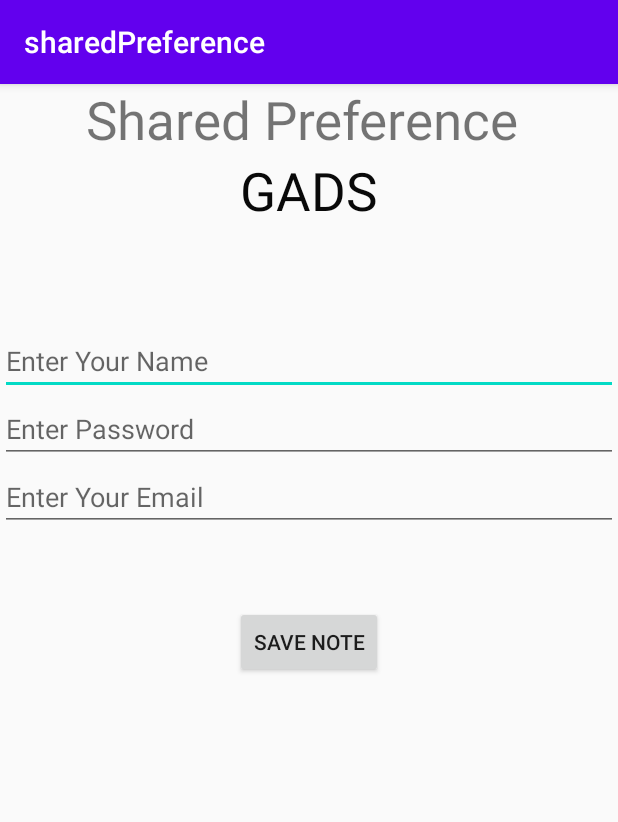
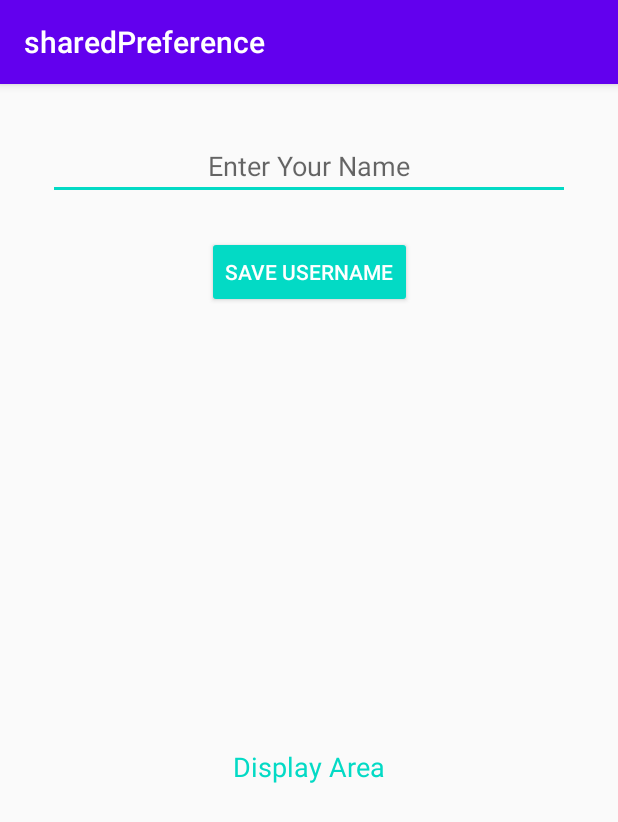
Before and after one commit to TimzOwen/sharedPreferencsGADS, an Android app: the screen it shows after launch (MainActivity), on a phone screen of 412 x 824 dp. Shown: the top 822 px of the screen. Run offline under Robolectric (Android 15) with nearby library versions, the phone set to English and light mode, and no system bars.

Commit message:
Project restructure

```diff
--- a/app/src/main/java/com/owen/sharedpreference/MainActivity.java
+++ b/app/src/main/java/com/owen/sharedpreference/MainActivity.java
@@ -8,51 +8,73 @@ import android.os.Bundle;
 import android.view.View;
 import android.widget.Button;
 import android.widget.EditText;
+import android.widget.TextView;
 import android.widget.Toast;
 
 public class MainActivity extends AppCompatActivity {
-    EditText etName, etEmail, etPassword;
-    Button btnSave;
 
-    public static final String MyPREFERENCES = "MyPrefs" ;
-    public static final String Name = "nameKey";
-    public static final String Phone = "phoneKey";
-    public static final String Email = "emailKey";
+    //Declarre the Views being referenced
+    private TextView tvDisp;
+    private EditText etName;
+    private Button btnSAve;
 
-    SharedPreferences mSharedPreferences ;
+    private static final String SHARED_PREF_NAME = "username";
+    private static final String KEY_NAME = "key_username";
 
     @Override
     protected void onCreate(Bundle savedInstanceState) {
         super.onCreate(savedInstanceState);
         setContentView(R.layout.activity_main);
 
+        tvDisp = findViewById(R.id.tvDisplay);
+        etName = findViewById(R.id.etName);
+        btnSAve = findViewById(R.id.btnSave);
 
-        etEmail = findViewById(R.id.etEmail);
-        etPassword = findViewById(R.id.etPassword);
-        etName = findViewById(R.id.etName);
-        btnSave = findViewById(R.id.btnSaveNote);
+        displayUserName();
 
-        mSharedPreferences = getSharedPreferences(MyPREFERENCES, Context.MODE_PRIVATE);
-
-        btnSave.setOnClickListener(new View.OnClickListener() {
+        //set onclick Listener to allow button reaction to user action
+        btnSAve.setOnClickListener(new View.OnClickListener() {
             @Override
             public void onClick(View v) {
-                //get the data from the email, name and password.
-                String name = etName.getText().toString();
-                String email = etEmail.getText().toString();
-                String pass = etPassword.getText().toString();
-
-                SharedPreferences.Editor mEditor = mSharedPreferences.edit();
-
-                mEditor.putString(Name, name);
-                mEditor.putString(Phone,pass);
-                mEditor.putString(Email,email);
-                mEditor.commit(); //you can use apply to write direct to permanent storage
-
-                Toast.makeText(MainActivity.this, "Done, on background", Toast.LENGTH_SHORT).show();
+                saveMyName();
             }
         });
+    }
 
+    // TODO create a method to display user Name
+    private void displayUserName() {
+        SharedPreferences sp = getSharedPreferences(SHARED_PREF_NAME, MODE_PRIVATE);
+        String name = sp.getString(KEY_NAME, null);
 
+        if (name != null) {
+            tvDisp.setText("Hey " + name + " !!");
+        }
+    }
+
+    // TODO save User Name using shared preference
+    private void saveMyName() {
+        //collect String from input
+        String name = etName.getText().toString();
+
+        // Check if editText is empty and request Focus on the et
+        if (name.isEmpty()) {
+            etName.setError("Oops! No Name");
+            etName.requestFocus();
+            return;
+        }
+
+        //instantiate the sahred preference
+        SharedPreferences sp = getSharedPreferences(SHARED_PREF_NAME, MODE_PRIVATE);
+        SharedPreferences.Editor editor = sp.edit();
+
+        editor.putString(KEY_NAME, name);
+
+        editor.apply();
+
+        // set the Edit text to blank
+        etName.setText("");
+
+        // Finally show the Name Enterd by the user
+        displayUserName();
     }
 }
--- a/app/src/main/res/layout/activity_main.xml
+++ b/app/src/main/res/layout/activity_main.xml
@@ -1,5 +1,5 @@
 <?xml version="1.0" encoding="utf-8"?>
-<RelativeLayout
+<androidx.constraintlayout.widget.ConstraintLayout
     xmlns:android="http://schemas.android.com/apk/res/android"
     xmlns:app="http://schemas.android.com/apk/res-auto"
     xmlns:tools="http://schemas.android.com/tools"
@@ -7,66 +7,48 @@
     android:layout_height="match_parent"
     tools:context=".MainActivity">
 
-    <TextView
+    <EditText
+        android:id="@+id/etName"
+        android:layout_width="0dp"
+        android:layout_height="wrap_content"
+        android:layout_marginEnd="32dp"
+        android:layout_marginStart="32dp"
+        android:layout_marginTop="32dp"
+        android:ems="10"
+        android:textAlignment="center"
+        android:inputType="textPersonName"
+        android:hint="Enter Your Name"
+        app:layout_constraintEnd_toEndOf="parent"
+        app:layout_constraintStart_toStartOf="parent"
+        app:layout_constraintTop_toTopOf="parent"
+        android:gravity="center_horizontal" />
+
+    <Button
+        android:id="@+id/btnSave"
+        style="@style/Widget.AppCompat.Button.Colored"
         android:layout_width="wrap_content"
         android:layout_height="wrap_content"
-        android:text="Shared Preference "
-        android:id="@+id/etShared"
-        android:layout_alignParentTop="true"
-        android:layout_centerHorizontal="true"
-        android:textSize="35dp" />
+        android:layout_marginEnd="8dp"
+        android:layout_marginStart="8dp"
+        android:layout_marginTop="24dp"
+        android:text="Save username"
+        app:layout_constraintEnd_toEndOf="parent"
+        app:layout_constraintStart_toStartOf="parent"
+        app:layout_constraintTop_toBottomOf="@+id/etName" />
 
     <TextView
+        android:id="@+id/tvDisplay"
         android:layout_width="wrap_content"
         android:layout_height="wrap_content"
-        android:text="GADS"
-        android:id="@+id/etGADS"
-        android:layout_below="@+id/etShared"
-        android:layout_centerHorizontal="true"
-        android:textSize="35dp"
-        android:textColor="#090909" />
+        android:layout_marginBottom="8dp"
+        android:layout_marginEnd="8dp"
+        android:layout_marginStart="8dp"
+        android:text="Display Area"
+        android:textSize="18sp"
+        android:textColor="@color/colorAccent"
+        app:layout_constraintBottom_toBottomOf="parent"
+        app:layout_constraintEnd_toEndOf="parent"
+        app:layout_constraintStart_toStartOf="parent"
+        app:layout_constraintTop_toBottomOf="@+id/btnSave" />
 
-    <EditText
-        android:layout_width="wrap_content"
-        android:layout_height="wrap_content"
-        android:id="@+id/etName"
-        android:layout_below="@+id/etGADS"
-        android:layout_marginTop="67dp"
-        android:hint="Enter Your Name"
-        android:layout_alignParentRight="true"
-        android:layout_alignParentEnd="true"
-        android:layout_alignParentLeft="true"
-        android:layout_alignParentStart="true" />
-
-    <EditText
-        android:layout_width="wrap_content"
-        android:layout_height="wrap_content"
-        android:id="@+id/etPassword"
-        android:layout_below="@+id/etName"
-        android:layout_alignParentLeft="true"
-        android:layout_alignParentStart="true"
-        android:layout_alignParentRight="true"
-        android:layout_alignParentEnd="true"
-        android:hint="Enter Password" />
-
-    <EditText
-        android:layout_width="wrap_content"
-        android:layout_height="wrap_content"
-        android:id="@+id/etEmail"
-        android:layout_below="@+id/etPassword"
-        android:layout_alignParentLeft="true"
-        android:layout_alignParentStart="true"
-        android:layout_alignParentRight="true"
-        android:layout_alignParentEnd="true"
-        android:hint="Enter Your Email" />
-
-    <Button
-        android:layout_width="wrap_content"
-        android:layout_height="wrap_content"
-        android:text="Save Note"
-        android:id="@+id/btnSaveNote"
-        android:layout_below="@+id/etEmail"
-        android:layout_centerHorizontal="true"
-        android:layout_marginTop="50dp" />
-
-</RelativeLayout>
+</androidx.constraintlayout.widget.ConstraintLayout>
```
